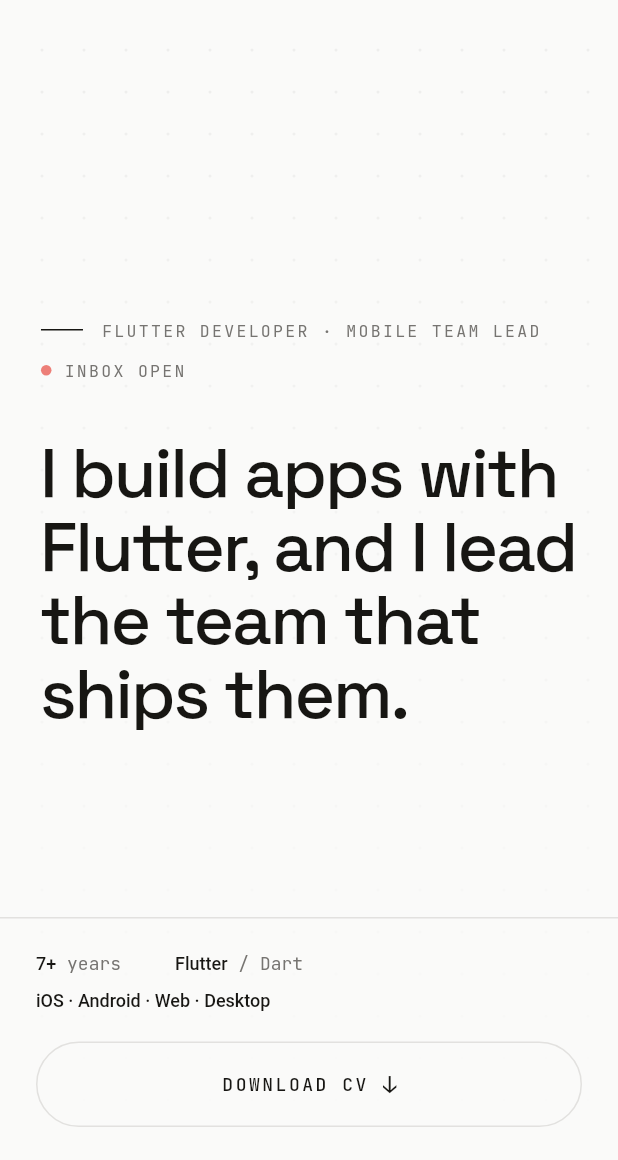
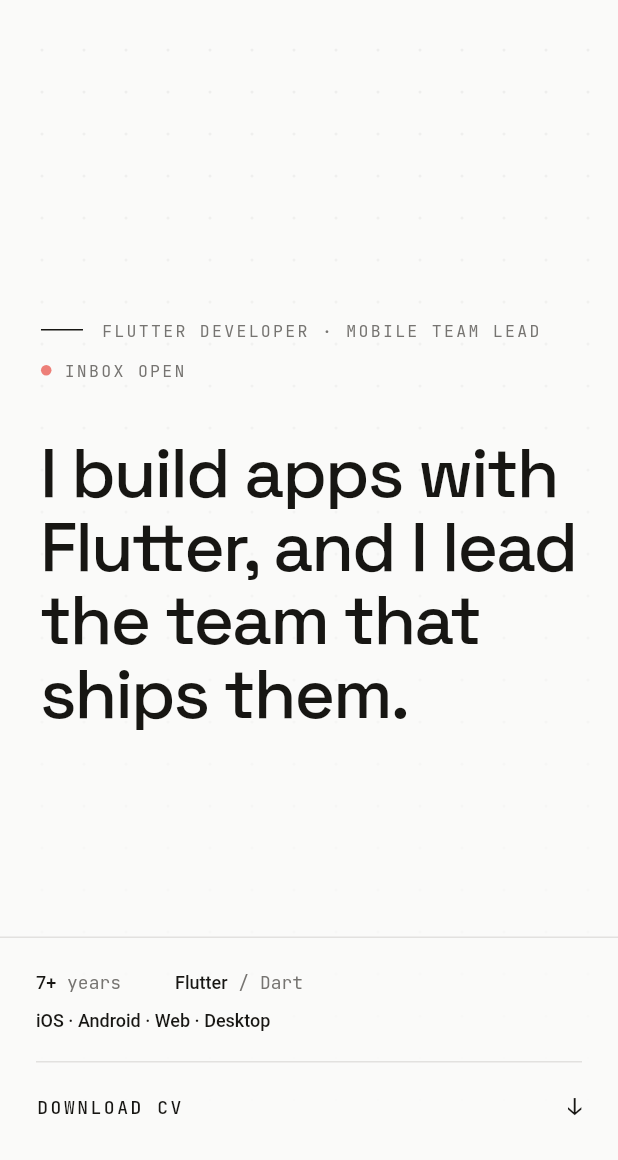
Before and after one commit to ViachaslauPratasenia/ViachaslauPratasenia.github.io, a Flutter app: the screen it shows after launch, on a phone screen of 412 x 824 dp, the part 76-1236 px from its top. Run offline on Flutter 3.47's test engine with Material 3 defaults, Android fonts, the phone set to English and light mode, and no system bars; our stand-ins replace dio, firebase_core, flutter_bloc, flutter_screenutil, flutter_svg, get_it and 5 more; missing offline and left inert: firebase_analytics_web; accounts and stored records are empty; generated files the repository leaves out were written again; network calls fail; statements that could not run were skipped.

Commit message:
style: mobile hero CTA as an editorial row instead of a pill
Download CV on narrow screens is now a full-width row — label left, arrow
right, hairline above — matching the registry-row language of the sections.

Co-Authored-By: Claude Fable 5 <noreply@anthropic.com>

```diff
--- a/lib/features/home/presentation/minimal/sections/minimal_hero.dart
+++ b/lib/features/home/presentation/minimal/sections/minimal_hero.dart
@@ -153,26 +153,23 @@ class MinimalHero extends StatelessWidget {
     );
   }
 
-  /// Mobile "Download CV" — a full-width pill button echoing the theme
-  /// toggle, instead of a dangling underlined link.
+  /// Mobile "Download CV" — a full-width editorial row: label left, arrow
+  /// right, hairline above. Same language as the registry rows below.
   Widget _downloadCvButton(BuildContext context) {
     final colors = context.minimal;
     return GestureDetector(
       onTap: onDownloadCv ?? () => launchUrlString(Const.config.CV_URL),
       child: Container(
         width: double.infinity,
-        padding: const EdgeInsets.symmetric(vertical: 14),
+        padding: const EdgeInsets.only(top: 16),
         decoration: BoxDecoration(
-          border: Border.all(color: colors.hair),
-          borderRadius: BorderRadius.circular(999),
+          border: Border(top: BorderSide(color: colors.hair)),
         ),
         child: Row(
-          mainAxisAlignment: MainAxisAlignment.center,
-          mainAxisSize: MainAxisSize.min,
+          mainAxisAlignment: MainAxisAlignment.spaceBetween,
           children: [
             MonoLabel('Download CV',
                 color: colors.fg, size: 12, weight: FontWeight.w500),
-            const SizedBox(width: 10),
             Text('↓', style: MinimalTypography.monoLink(colors.fg)),
           ],
         ),
```
